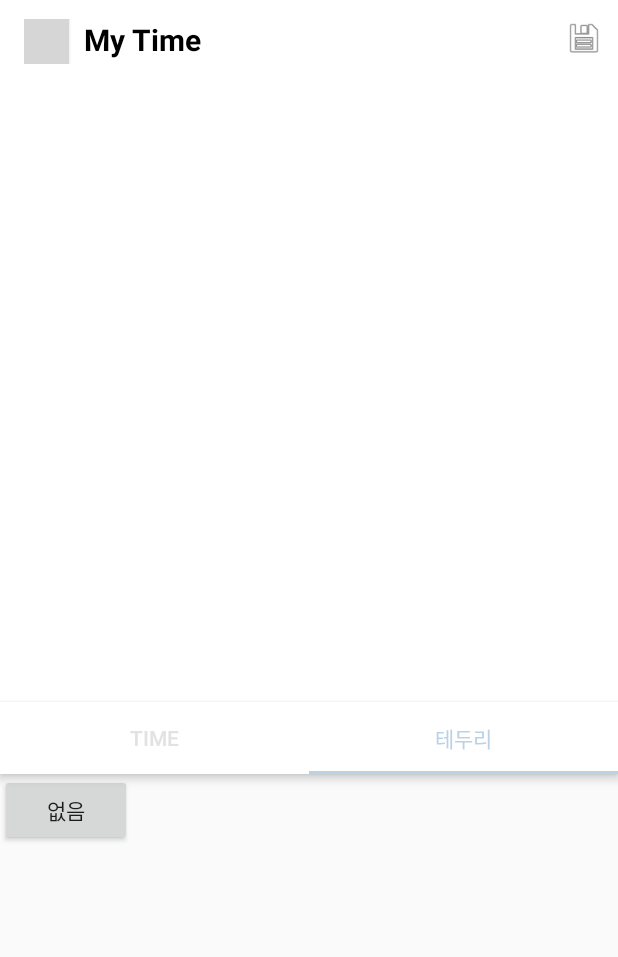
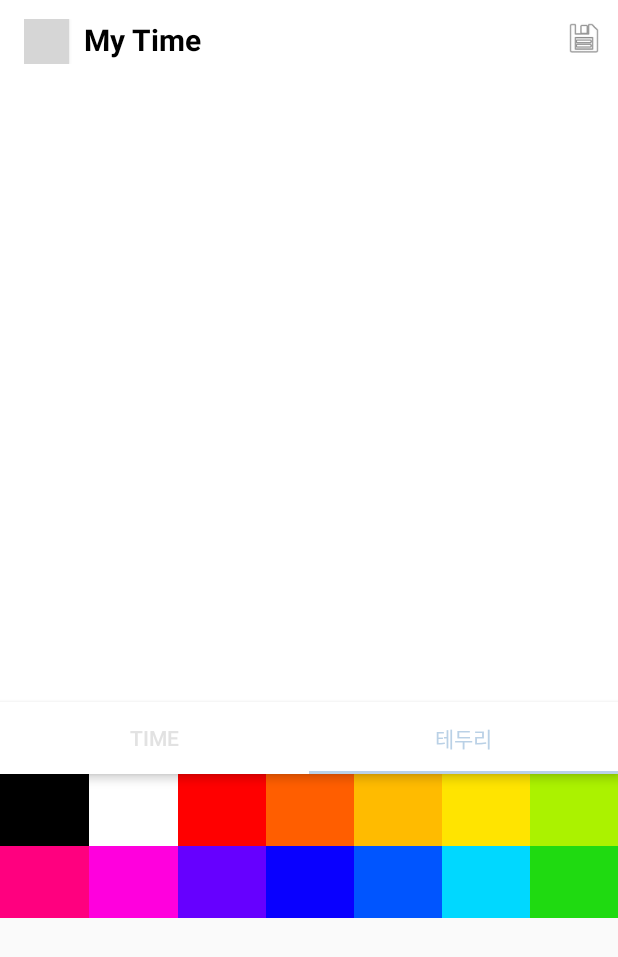
Before and after one commit to Lee-YuGyeong/TimeStamp, an Android app: the ImageEditActivity screen opened directly, with no data from a screen before it, tab 2 chosen, on a phone screen of 412 x 824 dp. Shown: the top 957 px of the screen. Run offline under Robolectric (Android 15) with nearby library versions, the phone set to English and light mode, and no system bars; network calls fail; Roboto replaces fonts that are not available here; 1 statement that could not run was skipped; grey boxes are pictures that could not be loaded.

Commit message:
color 수정

```diff
--- a/app/src/main/java/com/example/timestamp/EditBorderFragment.java
+++ /dev/null
@@ -1,96 +0,0 @@
-package com.example.timestamp;
-
-import android.content.Context;
-import android.os.Bundle;
-import android.util.Log;
-import android.view.LayoutInflater;
-import android.view.View;
-import android.view.ViewGroup;
-import android.widget.Button;
-
-import androidx.annotation.NonNull;
-import androidx.annotation.Nullable;
-import androidx.fragment.app.Fragment;
-import androidx.fragment.app.FragmentManager;
-
-public class EditBorderFragment extends Fragment {
-
-    TimeColorButtonFragment timeColorButtonFragment;
-
-    public FragmentManager fragmentManager;
-
-    boolean vis = false;
-
-    FragmentCallBack callBack;
-
-    @Override
-    public void onAttach(@NonNull Context context) {
-
-        super.onAttach(context);
-
-        if (context instanceof FragmentCallBack) {
-            callBack = (FragmentCallBack) context;
-        }
-    }
-
-    @Override
-    public void onDetach() {
-        super.onDetach();
-
-        if (callBack != null)
-            callBack = null;
-
-    }
-
-    @Nullable
-    @Override
-    public View onCreateView(@NonNull LayoutInflater inflater, @Nullable ViewGroup container, @Nullable Bundle savedInstanceState) {
-        ViewGroup root = (ViewGroup) inflater.inflate(R.layout.fragment_edit_border, container, false);
-
-        fragmentManager = getActivity().getSupportFragmentManager();
-
-
-        final Button timeColorButton = (Button) root.findViewById(R.id.borderColorButton);
-        timeColorButton.setOnClickListener(new View.OnClickListener() {
-            @Override
-            public void onClick(View v) {
-
-                if (vis == false) {
-                    vis = true;
-                    timeColorButton.setText("있음");
-                } else {
-                    vis = false;
-                    timeColorButton.setText("없음");
-                }
-
-                if (vis == true) {
-
-                    if (timeColorButtonFragment == null) {
-                        timeColorButtonFragment = new TimeColorButtonFragment();
-                        fragmentManager.beginTransaction().add(R.id.border_container, timeColorButtonFragment).commit();
-                    }
-                    if (timeColorButtonFragment != null) {
-                        fragmentManager.beginTransaction().show(timeColorButtonFragment).commit();
-                    }
-
-                } else {
-                    if (timeColorButtonFragment != null) {
-                        fragmentManager.beginTransaction().hide(timeColorButtonFragment).commit();
-                    }
-
-                }
-
-                callBack.BorderButtonSelected("테두리",vis);
-
-                Bundle bundle = new Bundle();
-                bundle.putString("key", "border");
-                timeColorButtonFragment.setArguments(bundle);
-
-            }
-        });
-
-
-        return root;
-
-    }
-}
--- a/app/src/main/java/com/example/timestamp/FragmentCallBack.java
+++ b/app/src/main/java/com/example/timestamp/FragmentCallBack.java
@@ -4,7 +4,7 @@ public interface FragmentCallBack {
 
     public void TimeStyleButtonSelected(String command, int data);
 
-    public void TimeColorButtonSelected(String command, int data,String i);
+    public void TimeColorButtonSelected(String command, int data,String i,boolean state);
 
     public void TimeFontButtonSelected(String command, int data);
 
--- a/app/src/main/java/com/example/timestamp/ImageEditActivity.java
+++ b/app/src/main/java/com/example/timestamp/ImageEditActivity.java
@@ -51,8 +51,7 @@ import okhttp3.RequestBody;
 import retrofit2.Call;
 import retrofit2.Callback;
 import retrofit2.Response;
-import retrofit2.Retrofit;
-import retrofit2.converter.gson.GsonConverterFactory;
+
 
 import static java.lang.Thread.sleep;
 
@@ -64,8 +63,8 @@ public class ImageEditActivity extends AppCompatActivity implements View.OnTouch
     ImageView imageView;
 
 
-    EditBorderFragment editBorderFragment;
     EditTimeFragment editTimeFragment;
+    TimeColorButtonFragment timeColorButtonFragment;
 
     Date mDate;
 
@@ -205,18 +204,25 @@ public class ImageEditActivity extends AppCompatActivity implements View.OnTouch
 
                     if (editTimeFragment != null)
                         fragmentManager.beginTransaction().show(editTimeFragment).commit();
-                    fragmentManager.beginTransaction().hide(editBorderFragment).commit();
+
+                    fragmentManager.beginTransaction().hide(timeColorButtonFragment).commit();
 
                 } else if (position == 1) {
 
-                    if (editBorderFragment == null) {
-                        editBorderFragment = new EditBorderFragment();
-                        fragmentManager.beginTransaction().add(R.id.editContainer, editBorderFragment).commit();
+                    if (timeColorButtonFragment == null) {
+                        timeColorButtonFragment = new TimeColorButtonFragment();
+                        fragmentManager.beginTransaction().add(R.id.editContainer, timeColorButtonFragment).commit();
+                    }
+
+                    if (timeColorButtonFragment != null) {
+                        fragmentManager.beginTransaction().show(timeColorButtonFragment).commit();
                     }
 
                     fragmentManager.beginTransaction().hide(editTimeFragment).commit();
-                    if (editBorderFragment != null)
-                        fragmentManager.beginTransaction().show(editBorderFragment).commit();
+
+                    Bundle bundle = new Bundle();
+                    bundle.putString("key", "border");
+                    timeColorButtonFragment.setArguments(bundle);
 
                 }
             }
@@ -270,7 +276,7 @@ public class ImageEditActivity extends AppCompatActivity implements View.OnTouch
 
     } //글자 스타일 적용
 
-    public void TimeColorButtonSelected(String command, int data, String key) {
+    public void TimeColorButtonSelected(String command, int data, String key, boolean state) {
 
         if (key == "time") {
             textView_date1.setTextColor(data);
@@ -279,6 +285,12 @@ public class ImageEditActivity extends AppCompatActivity implements View.OnTouch
             GradientDrawable drawable = (GradientDrawable) ContextCompat.getDrawable(this, R.drawable.border);
             drawable.setStroke(10, data);
             imageView_border1.setImageDrawable(drawable);
+
+            if (state == true) {
+                imageView_border1.setVisibility(View.VISIBLE);
+            } else {
+                imageView_border1.setVisibility(View.INVISIBLE);
+            }
 
 
         }
--- a/app/src/main/res/layout/fragment_edit_border.xml
+++ /dev/null
@@ -1,30 +0,0 @@
-<?xml version="1.0" encoding="utf-8"?>
-<LinearLayout xmlns:android="http://schemas.android.com/apk/res/android"
-    android:orientation="vertical" android:layout_width="match_parent"
-    android:layout_height="match_parent">
-
-    <LinearLayout
-        android:layout_width="match_parent"
-        android:layout_height="wrap_content"
-        android:orientation="horizontal">
-
-
-        <Button
-            android:id="@+id/borderColorButton"
-            android:layout_width="wrap_content"
-            android:layout_height="wrap_content"
-            android:text="없음" />
-
-
-    </LinearLayout>
-
-    <FrameLayout
-        android:id="@+id/border_container"
-        android:layout_width="match_parent"
-        android:layout_height="match_parent">
-
-    </FrameLayout>
-
-
-
-</LinearLayout>
```
Also changed, not shown: app/src/main/java/com/example/timestamp/BorderSizeButtonFragment.java (deleted, +0 -47 lines), app/src/main/java/com/example/timestamp/TimeColorButtonFragment.java (+133 -44 lines), app/src/main/res/layout/fragment_border_size_button.xml (deleted, +0 -8 lines).
